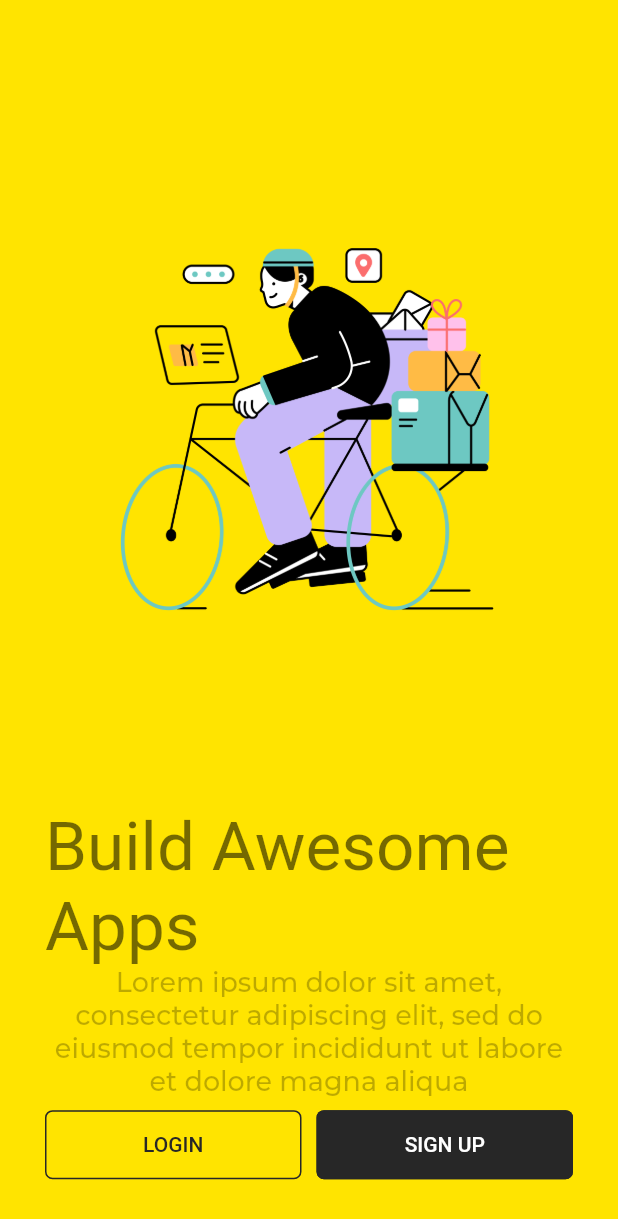
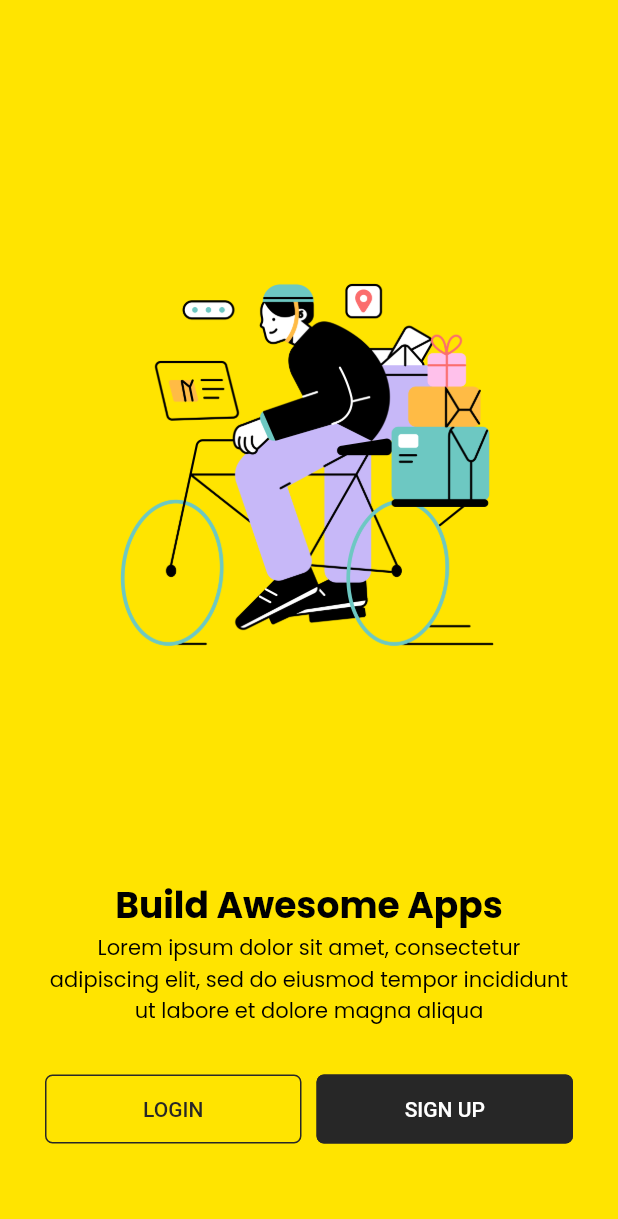
Before and after one commit to kamemia/e-commerce-pos, a Flutter app: the screen it shows after launch, on a phone screen of 412 x 824 dp. Shown: the top 1219 px of the screen. Run offline on Flutter 3.47's test engine with Material 2 defaults, Android fonts, the phone set to English and light mode, and no system bars; our stand-ins replace flutter_otp_text_field, get, google_fonts.

Commit message:
Make changes to fonts

```diff
--- a/lib/src/constants/sizes.dart
+++ b/lib/src/constants/sizes.dart
@@ -3,3 +3,7 @@ const tDefaultSize = 30.0;
 const tSplashContainerSize = 30.0;
 const tButtonHeight = 15.0;
 const tFormHeight = 30.0;
+
+// Dashboard
+const tDashboardpadding = 20.0;
+const tDashboardCardPadding = 10.0;
--- a/lib/src/constants/text_strings.dart
+++ b/lib/src/constants/text_strings.dart
@@ -63,3 +63,7 @@ const String tNext = "Next";
 const String tOtpTitle = "CO\nDE";
 const String tOtpSubTitle = "Verification";
 const String tOtpMessage = "Enter the verification code sent at ";
+
+// Dashboard Screen - Text
+const String tDashboardTitle = "Hey welcome to POS";
+const String tDashboardHeading = "Explore";
--- a/lib/src/utils/theme/widget_theme/text_theme.dart
+++ b/lib/src/utils/theme/widget_theme/text_theme.dart
@@ -1,3 +1,4 @@
+import 'package:commerce/src/constants/colors.dart';
 import 'package:flutter/material.dart';
 import 'package:google_fonts/google_fonts.dart';
 
@@ -5,29 +6,21 @@ class TTextTheme {
   TTextTheme._();
 
   static TextTheme lightTextTheme = TextTheme(
-    headline2: GoogleFonts.montserrat(
-      color: Colors.black87,
-    ),
-    subtitle2: GoogleFonts.poppins(
-      color: Colors.black54,
-      fontSize: 24,
-    ),
-    bodyText1: GoogleFonts.montserrat(
-      color: Colors.black26,
-      fontSize: 18,
-    ),
+    headline1: GoogleFonts.montserrat(fontSize: 28.0, fontWeight: FontWeight.bold, color: tDarkColor),
+    headline2: GoogleFonts.montserrat(fontSize: 24.0, fontWeight: FontWeight.w700, color: tDarkColor),
+    headline3: GoogleFonts.poppins(fontSize: 24.0, fontWeight: FontWeight.w700, color: tDarkColor),
+    headline4: GoogleFonts.poppins(fontSize: 16.0, fontWeight: FontWeight.w600, color: tDarkColor),
+    headline6: GoogleFonts.poppins(fontSize: 14.0, fontWeight: FontWeight.w600, color: tDarkColor),
+    bodyText1: GoogleFonts.poppins(fontSize: 14.0, fontWeight: FontWeight.normal, color: tDarkColor),
+    bodyText2: GoogleFonts.poppins(fontSize: 14.0, fontWeight: FontWeight.normal, color: tDarkColor),
   );
   static TextTheme darkTextTheme = TextTheme(
-    headline2: GoogleFonts.montserrat(
-      color: Colors.white70,
-    ),
-    subtitle2: GoogleFonts.poppins(
-      color: Colors.white60,
-      fontSize: 26,
-    ),
-    bodyText1: GoogleFonts.montserrat(
-      color: Colors.white54,
-      fontSize: 18,
-    ),
+    headline1: GoogleFonts.montserrat(fontSize: 28.0, fontWeight: FontWeight.bold, color: tWhiteColor),
+    headline2: GoogleFonts.montserrat(fontSize: 24.0, fontWeight: FontWeight.w700, color: tWhiteColor),
+    headline3: GoogleFonts.poppins(fontSize: 24.0, fontWeight: FontWeight.w700, color: tWhiteColor),
+    headline4: GoogleFonts.poppins(fontSize: 16.0, fontWeight: FontWeight.w600, color: tWhiteColor),
+    headline6: GoogleFonts.poppins(fontSize: 14.0, fontWeight: FontWeight.w600, color: tWhiteColor),
+    bodyText1: GoogleFonts.poppins(fontSize: 14.0, fontWeight: FontWeight.normal, color: tWhiteColor),
+    bodyText2: GoogleFonts.poppins(fontSize: 14.0, fontWeight: FontWeight.normal, color: tWhiteColor),
   );
 }
```
